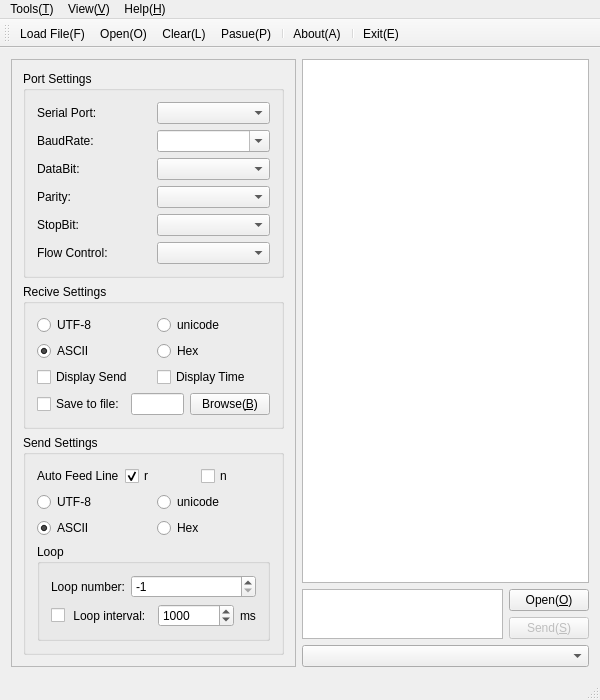
Above: MainWindow.ui from KangLin/SerialPortAssistant before the change. Below: the same form after it.
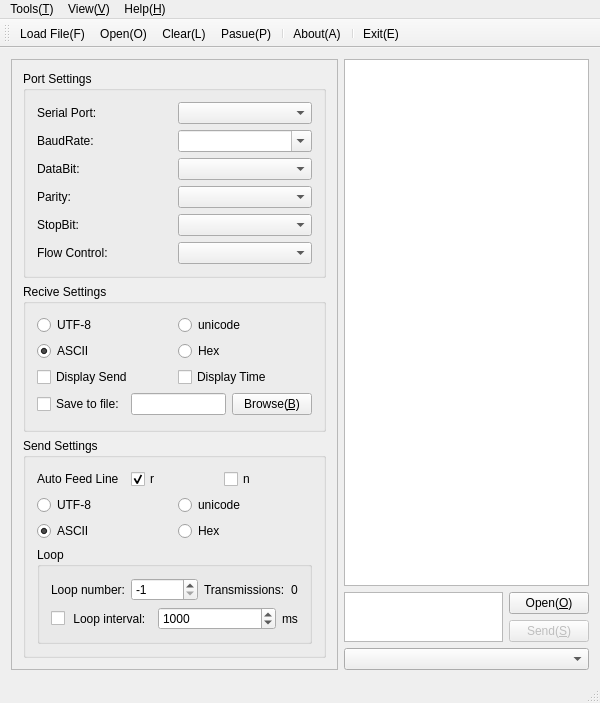
That is the form after the change. Icons and pictures are not drawn.

What changed in the file:
```diff
--- a/MainWindow.ui
+++ b/MainWindow.ui
@@ -7,7 +7,7 @@
     <x>0</x>
     <y>0</y>
     <width>600</width>
-    <height>695</height>
+    <height>703</height>
    </rect>
   </property>
   <property name="sizePolicy">
@@ -475,6 +475,23 @@
                  </property>
                 </widget>
                </item>
+               <item>
+                <widget class="QLabel" name="label_10">
+                 <property name="text">
+                  <string>Transmissions:</string>
+                 </property>
+                </widget>
+               </item>
+               <item>
+                <widget class="QLabel" name="lbTransmissions">
+                 <property name="toolTip">
+                  <string>Transmissions</string>
+                 </property>
+                 <property name="text">
+                  <string>0</string>
+                 </property>
+                </widget>
+               </item>
               </layout>
              </item>
              <item>
```
